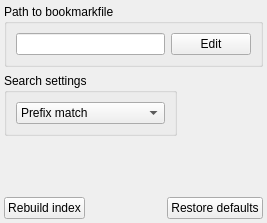
albertlauncher/albert, file src/services/bookmarkindex/bookmarkindexwidget.ui: the form before one commit.
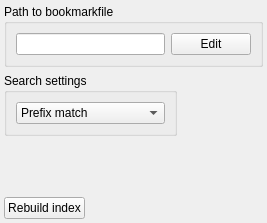
The form after the commit.

Commit message: Remove restoreDefaults from Service interface

Diff of the .ui file:
```diff
--- a/src/services/bookmarkindex/bookmarkindexwidget.ui
+++ b/src/services/bookmarkindex/bookmarkindexwidget.ui
@@ -139,13 +139,6 @@
        </property>
       </spacer>
      </item>
-     <item>
-      <widget class="QPushButton" name="pb_restoreDefaults">
-       <property name="text">
-        <string>Restore defaults</string>
-       </property>
-      </widget>
-     </item>
     </layout>
    </item>
   </layout>
```
The commit also changes 20 other files.
